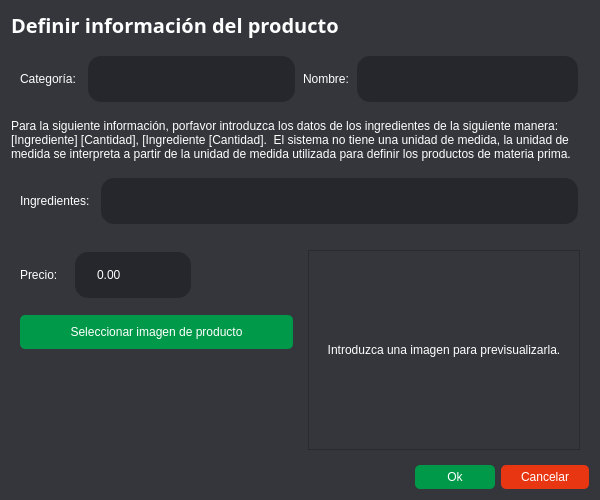
First picture: the form in POS_Application/src/ui/productformdialog.ui, repository Svndda/POS, before the edit.
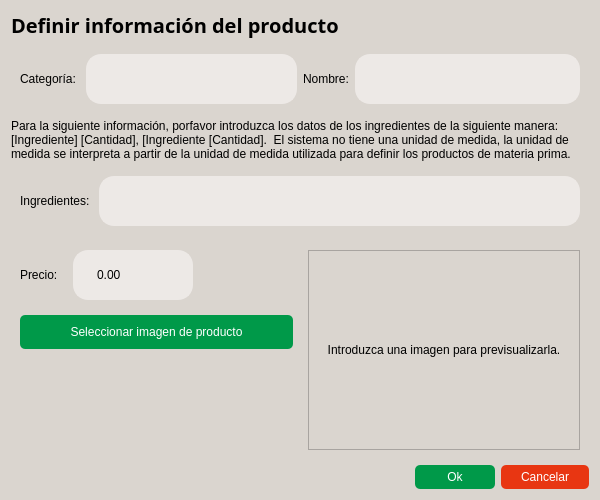
Second picture: the form after the edit.

Commit message:
feat/refactor: Theme color changed. CategoryPage added..
- Color application theme changed from grays to white/beige.
- Added inventorySubPage to show the registered categories.

```diff
--- a/POS_Application/src/ui/productformdialog.ui
+++ b/POS_Application/src/ui/productformdialog.ui
@@ -26,8 +26,8 @@
    <string>Dialog</string>
   </property>
   <property name="styleSheet">
-   <string notr="true">background-color: rgb(53, 54, 59);
-color: rgb(255, 255, 255);</string>
+   <string notr="true">color: black;
+background-color: rgb(218, 213, 207);</string>
   </property>
   <layout class="QVBoxLayout" name="verticalLayout">
    <item>
@@ -40,7 +40,7 @@
       </font>
      </property>
      <property name="styleSheet">
-      <string notr="true">color: rgb(255, 255, 255);</string>
+      <string notr="true">color:black;</string>
      </property>
      <property name="text">
       <string>Definir información del producto</string>
@@ -55,7 +55,7 @@
         <item>
          <widget class="QLabel" name="producCategory_label">
           <property name="styleSheet">
-           <string notr="true">color: rgb(255, 255, 255);</string>
+           <string notr="true">color:black;</string>
           </property>
           <property name="text">
            <string>Categoría: </string>
@@ -78,19 +78,19 @@
           </property>
           <property name="styleSheet">
            <string notr="true">  QComboBox {
-    border: 2px solid rgb(53, 54, 59);
+    border: 2px solid  rgb(237, 233, 230);
     border-radius: 15px;
-    color: rgb(255, 255, 255);
-    background-color: rgb(38, 39, 44);
+    color: black;
+    background-color: rgb(237, 233, 230);
     padding-left: 20px;
     padding-right: 20px;
   }
 
   /* Estilo para el área desplegable */
 QComboBox QAbstractItemView {
-    border: 2px solid rgb(53, 54, 59);
-    background-color: rgb(38, 39, 44);
-    color: rgb(255, 255, 255);
+    border: 2px solid  rgb(237, 233, 230);
+    color: black;
+    background-color: rgb(237, 233, 230);
     selection-background-color: rgb(63, 64, 70);
     selection-color: white;
  }
@@ -110,7 +110,7 @@
         <item>
          <widget class="QLabel" name="productName_label">
           <property name="styleSheet">
-           <string notr="true">color: rgb(255, 255, 255);</string>
+           <string notr="true">color:black;</string>
           </property>
           <property name="text">
            <string>Nombre:</string>
@@ -139,11 +139,11 @@
           </property>
           <property name="styleSheet">
            <string notr="true">QLineEdit {
-  border: 2px solid rgb(53, 54, 59);
+  border: 2px solid  rgb(237, 233, 230);
   border-radius: 15px;
 
-  color: rgb(255, 255, 255);
-  background-color: rgb(38, 39, 44);
+  color: black;
+  background-color: rgb(237, 233, 230);
   padding-left: 20px;
   padding-right: 20px;
   padding-top: 10px;
@@ -163,7 +163,7 @@
    <item>
     <widget class="QLabel" name="label_2">
      <property name="styleSheet">
-      <string notr="true">color: rgb(255, 255, 255);</string>
+      <string notr="true">color:black;</string>
      </property>
      <property name="text">
       <string>Para la siguiente información, porfavor introduzca los datos de los ingredientes de la siguiente manera: [Ingrediente] [Cantidad], [Ingrediente [Cantidad].  El sistema no tiene una unidad de medida, la unidad de medida se interpreta a partir de la unidad de medida utilizada para definir los productos de materia prima.</string>
@@ -179,7 +179,7 @@
       <item>
        <widget class="QLabel" name="productIngredients_label">
         <property name="styleSheet">
-         <string notr="true">color: rgb(255, 255, 255);</string>
+         <string notr="true">color:black;</string>
         </property>
         <property name="text">
          <string>Ingredientes: </string>
@@ -211,16 +211,17 @@
         </property>
         <property name="styleSheet">
          <string notr="true">QLineEdit {
-  border: 2px solid rgb(53, 54, 59);
+  border: 2px solid  rgb(237, 233, 230);
   border-radius: 15px;
 
-  color: rgb(255, 255, 255);
-  background-color: rgb(38, 39, 44);
+  color: black;
+  background-color: rgb(237, 233, 230);
   padding-left: 20px;
   padding-right: 20px;
   padding-top: 10px;
   padding-bottom: 10px;
-}</string>
+}
+</string>
         </property>
         <property name="alignment">
          <set>Qt::AlignmentFlag::AlignLeading|Qt::AlignmentFlag::AlignLeft|Qt::AlignmentFlag::AlignVCenter</set>
@@ -249,7 +250,7 @@
           <item>
            <widget class="QLabel" name="productPrice_label">
             <property name="styleSheet">
-             <string notr="true">color: rgb(255, 255, 255);</string>
+             <string notr="true">color:black;</string>
             </property>
             <property name="text">
              <string>Precio:</string>
@@ -272,11 +273,11 @@
             </property>
             <property name="styleSheet">
              <string notr="true">QDoubleSpinBox {
-  border: 2px solid rgb(53, 54, 59);
+  border: 2px solid  rgb(237, 233, 230);
   border-radius: 15px;
 
-  color: rgb(255, 255, 255);
-  background-color: rgb(38, 39, 44);
+  color: black;
+  background-color: rgb(237, 233, 230);
   padding-left: 20px;
   padding-right: 20px;
 }
@@ -395,7 +396,7 @@
          <bool>false</bool>
         </property>
         <property name="styleSheet">
-         <string notr="true">color: rgb(255, 255, 255);</string>
+         <string notr="true">color: black;</string>
         </property>
         <property name="frameShape">
          <enum>QFrame::Shape::StyledPanel</enum>
```
The commit also changes 13 other files.
